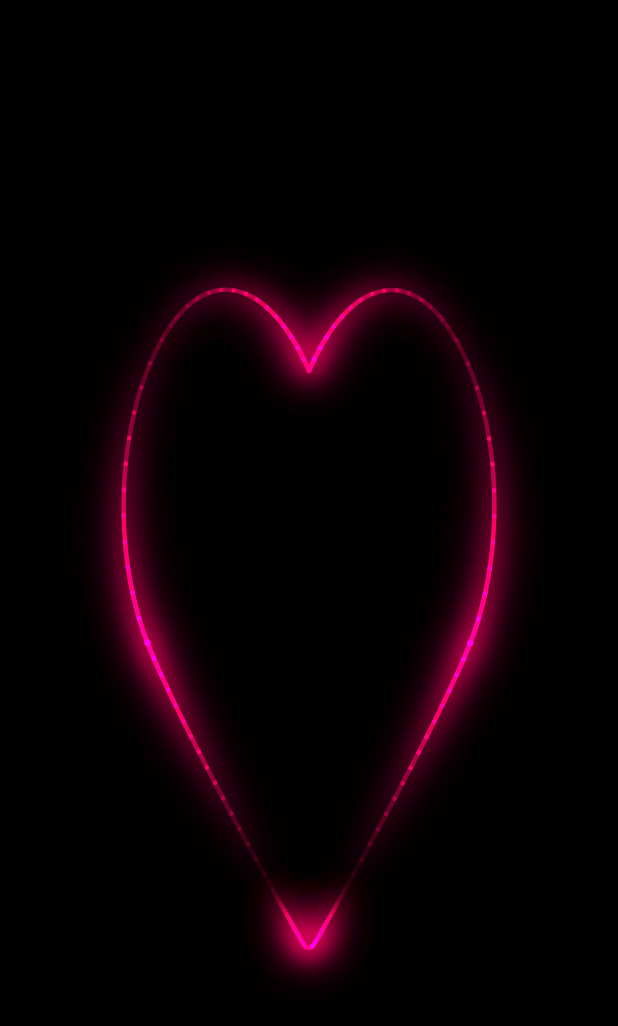
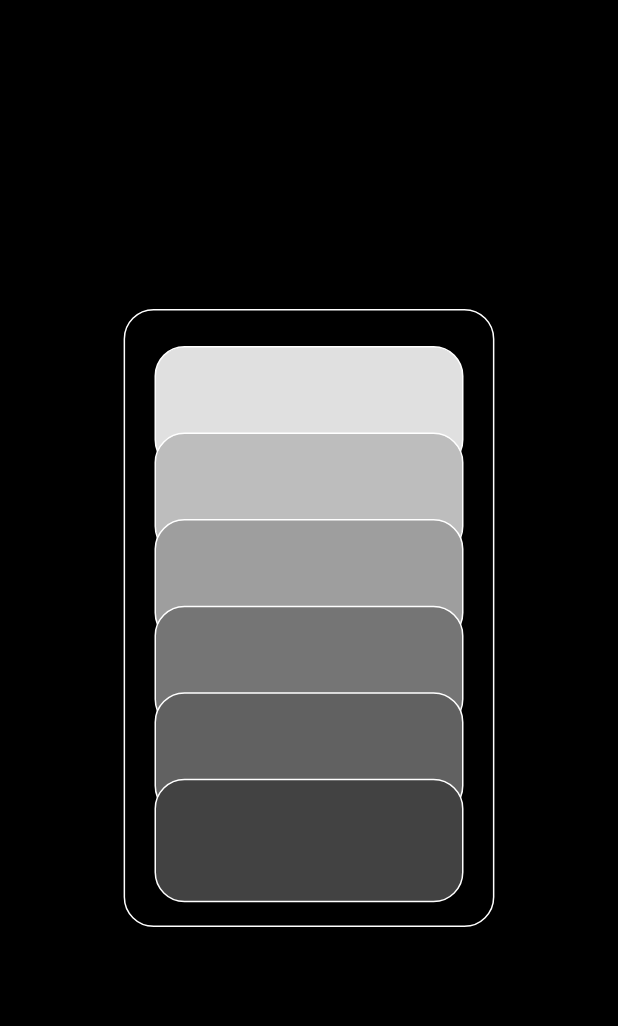
Before and after one commit to nayan1306/lazer-elements-flutter, a Flutter app: the screen it shows after launch, on a phone screen of 412 x 824 dp. Shown: the top 1026 px of the screen. Run offline on Flutter 3.47's test engine with Material 3 defaults, Android fonts, the phone set to English and light mode, and no system bars; missing offline and left inert: model_viewer_plus.

Commit message:
Feat: Update main.dart to replace Section7 with Section8, introducing a new interactive card layout with hover effects, enhancing user engagement and visual dynamics in the application.

```diff
--- a/lib/main.dart
+++ b/lib/main.dart
@@ -1,5 +1,5 @@
 import 'package:flutter/material.dart';
-import 'package:lazer_widgets/sections/section_7.dart';
+import 'package:lazer_widgets/sections/section_8.dart';
 
 void main() {
   runApp(const LazerWidgets());
@@ -22,7 +22,7 @@ class _LazerWidgetsState extends State<LazerWidgets> {
         body: Stack(
           children: [
             // Section 1 with its own scroll handling
-            Section7(),
+            Section8(),
           ],
         ),
       ),
--- /dev/null
+++ b/lib/sections/section_8.dart
@@ -0,0 +1,129 @@
+import 'package:flutter/material.dart';
+
+class Section8 extends StatefulWidget {
+  const Section8({super.key});
+
+  @override
+  State<Section8> createState() => _Section8State();
+}
+
+class _Section8State extends State<Section8> {
+  int? _hoveredCardIndex;
+
+  @override
+  Widget build(BuildContext context) {
+    final screenWidth = MediaQuery.of(context).size.width;
+    final screenHeight = MediaQuery.of(context).size.height;
+    final cardHeight = screenHeight * 0.1;
+    final baseOffset = -screenHeight * 0.1 * 1.7;
+    final overlapOffset = screenHeight * 0.1 * 0.7;
+
+    return Scaffold(
+      backgroundColor: Colors.black,
+      body: Center(
+        child: Container(
+          width: screenWidth * 0.6,
+          height: screenHeight * 0.5,
+          decoration: BoxDecoration(
+            border: Border.all(color: Colors.white),
+            borderRadius: BorderRadius.circular(20),
+          ),
+          child: MouseRegion(
+            onHover: (event) {
+              // Calculate which card the mouse is over based on Y position
+              final localPosition = event.localPosition;
+              final containerHeight = screenHeight * 0.5;
+              final centerY = containerHeight / 2;
+              final relativeY = localPosition.dy - centerY;
+
+              // Check from top card down (highest index first) so topmost card gets hover
+              int? foundIndex;
+              for (int i = 5; i >= 0; i--) {
+                final cardY = baseOffset + (overlapOffset * i);
+                final cardTop = cardY - cardHeight / 2;
+                final cardBottom = cardY + cardHeight / 2;
+
+                if (relativeY >= cardTop && relativeY <= cardBottom) {
+                  foundIndex = i;
+                  break;
+                }
+              }
+
+              if (foundIndex != null && _hoveredCardIndex != foundIndex) {
+                setState(() => _hoveredCardIndex = foundIndex);
+              } else if (foundIndex == null && _hoveredCardIndex != null) {
+                setState(() => _hoveredCardIndex = null);
+              }
+            },
+            onExit: (_) {
+              setState(() => _hoveredCardIndex = null);
+            },
+            child: Stack(
+              alignment: Alignment.center,
+              children: [
+                for (int i = 0; i < 6; i++)
+                  AnimatedScale(
+                    scale: _hoveredCardIndex == i ? 1.1 : 1.0,
+                    duration: const Duration(milliseconds: 200),
+                    curve: Curves.easeOut,
+                    child: AnimatedContainer(
+                      duration: const Duration(milliseconds: 200),
+                      curve: Curves.easeOut,
+                      transform: Matrix4.identity()
+                        ..translate(
+                          0.0,
+                          _hoveredCardIndex == i
+                              ? -screenHeight * 0.1 * 0.2
+                              : 0.0,
+                        ),
+                      child: Transform.translate(
+                        // Calculate offset: each card overlaps by 20% (moves by 80% of card height)
+                        // Total height with 4 cards: h + 3*(0.8h) = 3.4h
+                        // To center: start at -1.7h, then each card at -1.7h + i*0.8h
+                        offset: Offset(0, baseOffset + (overlapOffset * i)),
+                        child: ContentCard(
+                          screenHeight: screenHeight,
+                          screenWidth: screenWidth,
+                          color: Colors.grey[300 + (i * 100)] ?? Colors.grey,
+                        ),
+                      ),
+                    ),
+                  ),
+              ],
+            ),
+          ),
+        ),
+      ),
+    );
+  }
+}
+
+class ContentCard extends StatelessWidget {
+  const ContentCard({
+    super.key,
+    required this.screenHeight,
+    required this.screenWidth,
+    this.title,
+    this.description,
+    this.color,
+  });
+  final String? title;
+  final String? description;
+  final double screenWidth;
+  final double screenHeight;
+  final Color? color;
+
+  @override
+  Widget build(BuildContext context) {
+    return Container(
+      width: screenWidth * 0.5,
+      height: screenHeight * 0.1,
+      decoration: BoxDecoration(
+        color: color ?? Colors.white24,
+        border: Border.all(color: Colors.white),
+        borderRadius: BorderRadius.circular(20),
+      ),
+      child: Column(children: [Text(title ?? ''), Text(description ?? '')]),
+    );
+  }
+}
```
